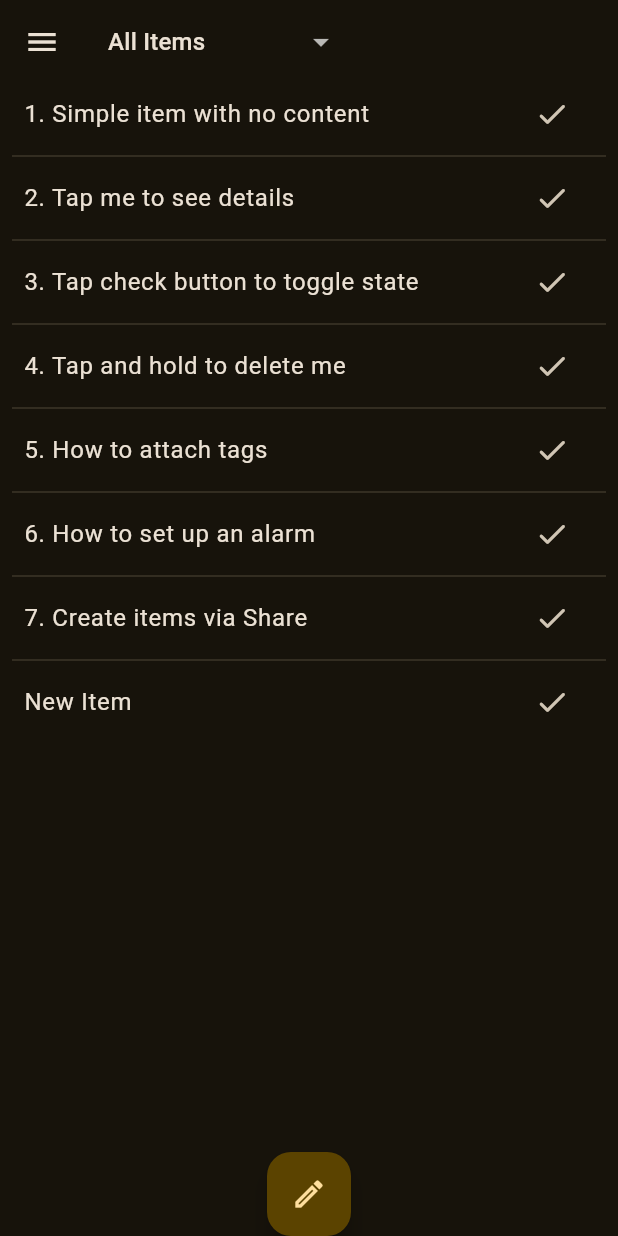
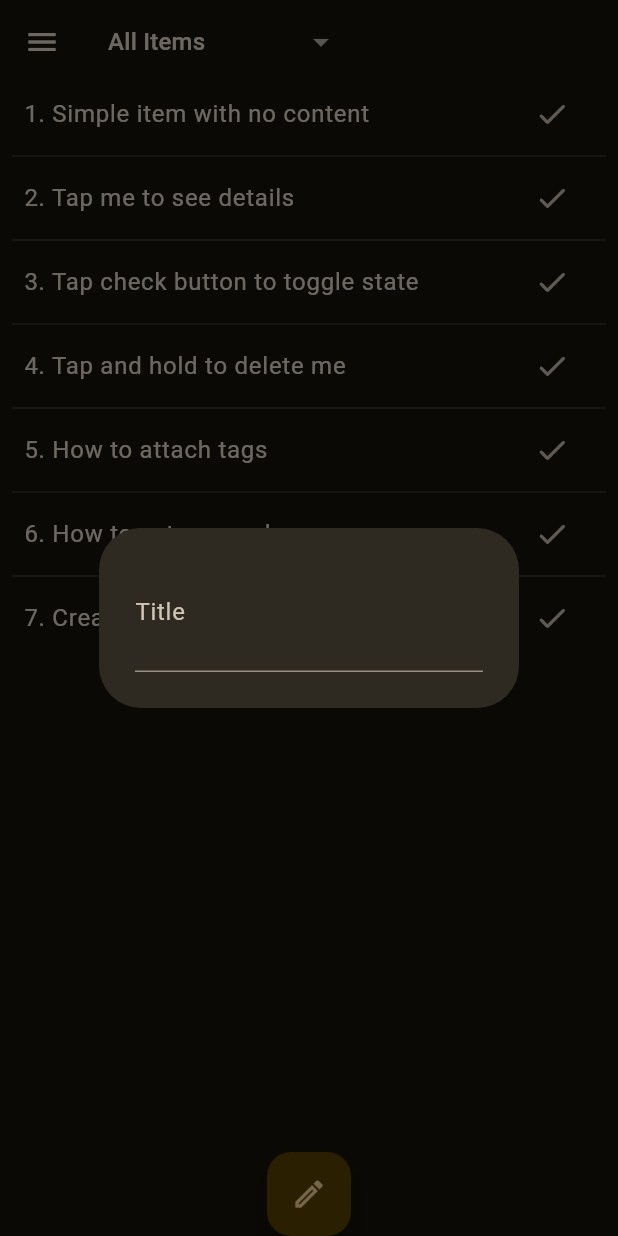
Before and after one commit to innomatica/nota, a Flutter app: the screen it shows after launch, after a tap on the "edit" icon, on a phone screen of 412 x 824 dp. Run offline on Flutter 3.47's test engine with Material 3 defaults, Android fonts, the light colour scheme and no system bars; our stand-ins replace go_router, shared_preferences, sqflite; missing offline and left inert: qr; accounts and stored records are empty.

```diff
--- a/lib/data/repository/nota.dart
+++ b/lib/data/repository/nota.dart
@@ -9,14 +9,13 @@ class NotaRepository {
   NotaRepository({required SqliteService db}) : _db = db;
 
   // nota item
-  Future<bool> createItem(NotaItem item) async {
+  Future<int> createItem(NotaItem item) async {
     final data = item.toDbMap();
     final keys = data.keys.join(',');
     final vals = data.values.toList();
     final args = List.filled(vals.length, "?").join(',');
-    final count = await _db.insert("""INSERT INTO items ($keys)
+    return await _db.insert("""INSERT INTO items ($keys)
       VALUES ($args)""", vals);
-    return count == 1;
   }
 
   Future<List<NotaItem>> getItems() async {
@@ -65,14 +64,13 @@ class NotaRepository {
 
   // nota tag
 
-  Future<bool> createTag(NotaTag tag) async {
+  Future<int> createTag(NotaTag tag) async {
     final map = tag.toDbMap();
     final keys = map.keys.join(',');
     final vals = map.values.toList();
     final args = List.filled(vals.length, "?").join(',');
-    final count = await _db.insert("""INSERT INTO tags ($keys)
+    return await _db.insert("""INSERT INTO tags ($keys)
       VALUES ($args)""", vals);
-    return count == 1;
   }
 
   Future<List<NotaTag>> getTags() async {
--- a/lib/data/service/db/schema.dart
+++ b/lib/data/service/db/schema.dart
@@ -15,7 +15,7 @@ const createNotaTags = '''CREATE TABLE tags (
   title TEXT NOT NULL,
   alarm TEXT,
   color INTEGER NOT NULL,
-  type TEXT NOT NULL
+  layout TEXT NOT NULL
 );''';
 
 const createTablesV1 = [createNotaItems, createNotaTags];
--- a/lib/data/service/db/sqflite.dart
+++ b/lib/data/service/db/sqflite.dart
@@ -27,7 +27,7 @@ class SqliteService {
   Future<void> execute(String sql, [List<Object?>? args]) async {
     try {
       final db = await getDatabase();
-      return await db.execute(sql, args);
+      await db.execute(sql, args);
     } on Exception catch (e) {
       _log.info(e.toString());
       rethrow;
--- a/lib/models/notatag.dart
+++ b/lib/models/notatag.dart
@@ -5,19 +5,19 @@ import 'package:flutter/material.dart';
 import 'notaalarm.dart';
 import 'notaobject.dart';
 
-enum TagType { temporary, permanent, sequencial, none }
+enum ItemLayout { todo, menu, recipe }
 
 class NotaTag extends NotaObject {
   int? id;
   int color;
-  TagType type;
+  ItemLayout layout;
 
   NotaTag({
     required super.title,
     super.alarm,
     this.id,
     required this.color,
-    required this.type,
+    required this.layout,
   });
 
   factory NotaTag.fromDbMap(Map<String, Object?> map) {
@@ -26,9 +26,9 @@ class NotaTag extends NotaObject {
       title: map['title'] as String,
       color: map['color'] as int,
       alarm: NotaAlarm.fromDbObject(map['alarm']),
-      type: TagType.values.firstWhere(
-        (e) => e.name == map['type'],
-        orElse: () => TagType.temporary,
+      layout: ItemLayout.values.firstWhere(
+        (e) => e.name == map['layout'],
+        orElse: () => ItemLayout.todo,
       ),
     );
   }
@@ -36,14 +36,14 @@ class NotaTag extends NotaObject {
   factory NotaTag.fromNew({
     int? id,
     String title = "New Tag",
-    TagType type = TagType.temporary,
+    ItemLayout layout = ItemLayout.todo,
   }) {
     return NotaTag(
       id: id,
       title: title,
       color: _getRandomColor(),
       alarm: NotaAlarm.fromNew(),
-      type: type,
+      layout: layout,
     );
   }
 
@@ -53,7 +53,7 @@ class NotaTag extends NotaObject {
       'title': title,
       'color': color,
       'alarm': alarm?.toDbObject(),
-      'type': type.name,
+      'layout': layout.name,
     };
   }
 
@@ -64,7 +64,7 @@ class NotaTag extends NotaObject {
       'title': title,
       'color': color,
       'alarm': alarm,
-      'type': type.name,
+      'layout': layout.name,
     }.toString();
   }
 
--- a/lib/pages/home/model.dart
+++ b/lib/pages/home/model.dart
@@ -4,7 +4,7 @@ import 'package:shared_preferences/shared_preferences.dart';
 
 import '../../data/repository/nota.dart' show NotaRepository;
 import '../../models/notaitem.dart' show NotaItem;
-import '../../models/notatag.dart' show NotaTag;
+import '../../models/notatag.dart' show NotaTag, ItemLayout;
 
 class HomeViewModel extends ChangeNotifier {
   final NotaRepository repo;
@@ -60,16 +60,18 @@ class HomeViewModel extends ChangeNotifier {
     }
   }
 
-  Future createNewItem() async {
+  Future createNewItem(String? title) async {
+    if (title != null && title.isNotEmpty) {
       await repo.createItem(
         NotaItem(
-        title: "New Item",
+          title: title,
           completed: false,
           tagIds: _currentTagId == null ? [] : [_currentTagId!],
           createdAt: DateTime.now(),
         ),
       );
       load();
+    }
   }
 
   Future deleteItem(int? itemId) async {
--- a/lib/pages/home/view.dart
+++ b/lib/pages/home/view.dart
@@ -111,7 +111,28 @@ class HomeView extends StatelessWidget {
           floatingActionButton: FloatingActionButton(
             child: Icon(Icons.edit_outlined),
             onPressed: () {
-              model.createNewItem();
+              // model.createNewItem();
+              showDialog(
+                context: context,
+                builder: (context) {
+                  String title = "";
+                  return AlertDialog(
+                    content: TextField(
+                      onChanged: (value) => title = value,
+                      decoration: InputDecoration(
+                        labelText: "Title",
+                        hintText: "enter title for new item",
+                        suffix: IconButton(
+                          icon: Icon(Icons.check),
+                          onPressed: () {
+                            Navigator.of(context).pop(title);
+                          },
+                        ),
+                      ),
+                    ),
+                  );
+                },
+              ).then((value) => model.createNewItem(value));
             },
           ),
           floatingActionButtonLocation:
--- a/lib/shared/settings.dart
+++ b/lib/shared/settings.dart
@@ -2,7 +2,7 @@ import 'package:flutter/material.dart' show Colors;
 
 import '../models/notaalarm.dart' show NotaAlarm;
 import '../models/notaitem.dart' show NotaItem;
-import '../models/notatag.dart' show NotaTag, TagType;
+import '../models/notatag.dart' show NotaTag, ItemLayout;
 
 const laterTimes = {
   // '5 min': Duration(minutes: 5),
@@ -20,19 +20,19 @@ final sampleTags = <NotaTag>[
     title: 'Grocery Shopping',
     color: NotaTag.tagColors[5],
     alarm: NotaAlarm.fromNew(),
-    type: TagType.permanent,
+    layout: ItemLayout.menu,
   ),
   NotaTag(
     title: 'Moonshot Ideas',
     color: NotaTag.tagColors[8],
     alarm: NotaAlarm.fromNew(),
-    type: TagType.temporary,
+    layout: ItemLayout.todo,
   ),
   NotaTag(
     title: 'Weekly Workout',
     color: NotaTag.tagColors[1],
     alarm: NotaAlarm.fromNew(),
-    type: TagType.sequencial,
+    layout: ItemLayout.recipe,
   ),
 ];
 
@@ -40,7 +40,7 @@ final defaultTag = NotaTag(
   id: 0,
   title: "All Items",
   color: Colors.white.toARGB32(),
-  type: TagType.none,
+  layout: ItemLayout.todo,
 );
 
 final sampleItems = <NotaItem>[
```
Also changed, not shown: lib/pages/item/model.dart (+5 -2 lines), lib/pages/item/view.dart (+51 -21 lines), 1 other file. Lines whose indentation alone changed are shown as unchanged.
